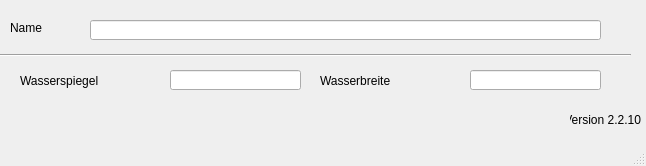
hoettges/QKan, file qkan/database/templates/profildaten.ui: the form before one commit.
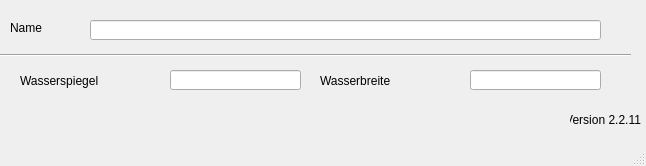
The form after the commit.

Patch:
```diff
--- a/qkan/database/templates/profildaten.ui
+++ b/qkan/database/templates/profildaten.ui
@@ -109,7 +109,7 @@
      <string>Version QKan Import</string>
     </property>
     <property name="text">
-     <string>Version 2.2.10</string>
+     <string>Version 2.2.11</string>
     </property>
     <property name="alignment">
      <set>Qt::AlignRight|Qt::AlignTrailing|Qt::AlignVCenter</set>
```
